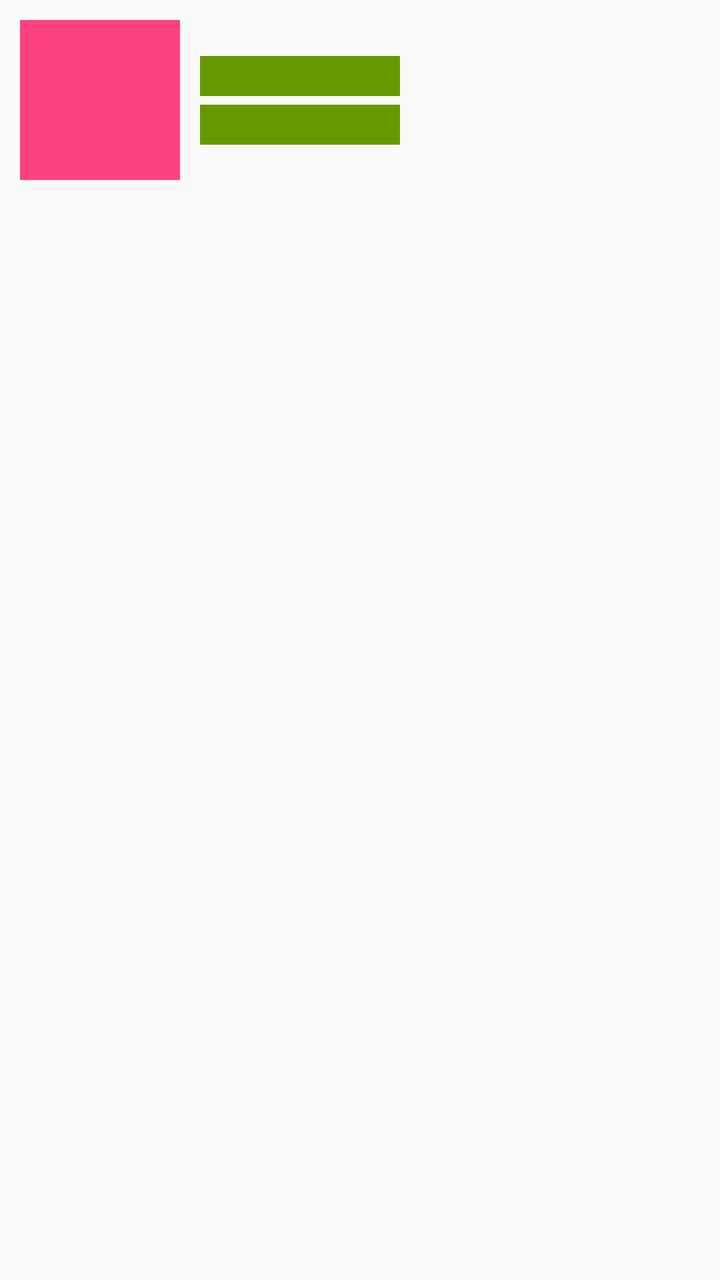
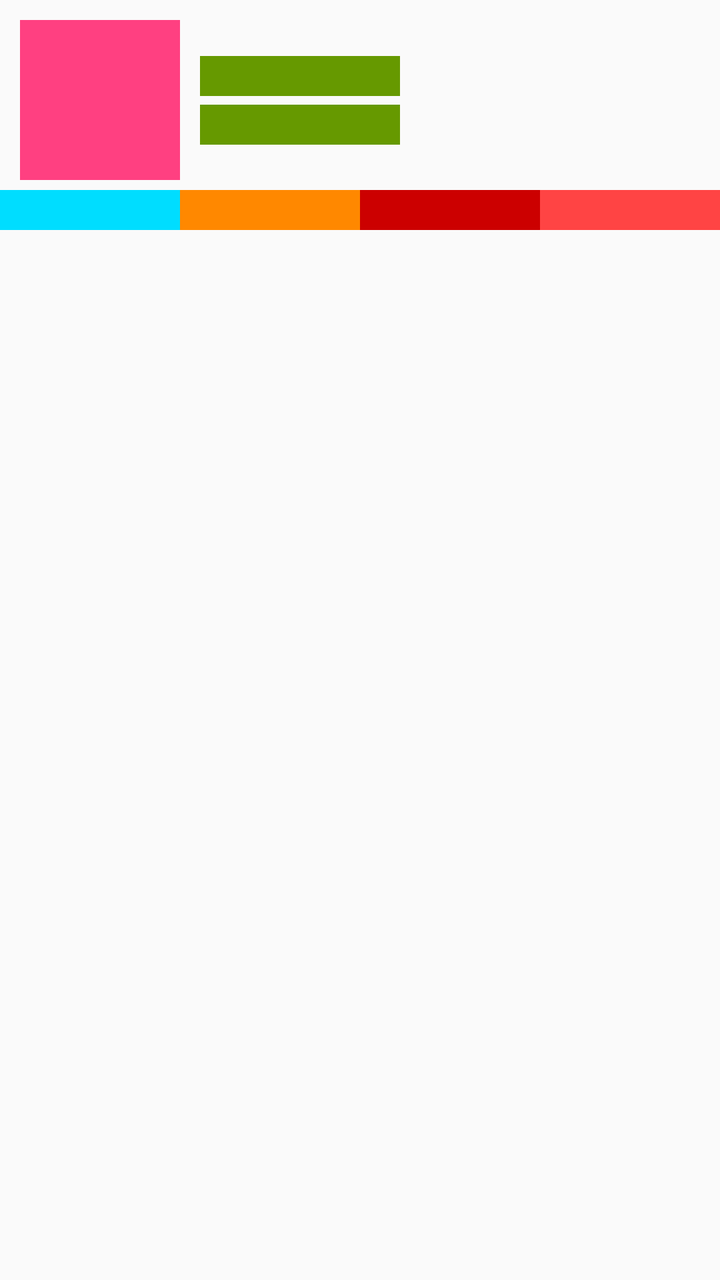

The first picture is an Android layout as it rendered before a commit; the second is the same layout after the commit. The layout source and the unified diff follow.
<!-- AndroidManifest.xml: application theme AppBaseTheme -->
<!-- res/layout/main_first_frag_layout.xml -->
<?xml version="1.0" encoding="utf-8"?>
<androidx.constraintlayout.widget.ConstraintLayout xmlns:android="http://schemas.android.com/apk/res/android"
    xmlns:app="http://schemas.android.com/apk/res-auto"
    xmlns:tools="http://schemas.android.com/tools"
    android:id="@+id/constraintLayout"
    android:layout_width="match_parent"
    android:layout_height="match_parent">

    <View
        android:id="@+id/view_left"
        android:layout_width="80dp"
        android:layout_height="80dp"
        android:layout_marginStart="10dp"
        android:layout_marginTop="10dp"
        android:background="@color/colorAccent"
        app:layout_constraintLeft_toLeftOf="parent"
        app:layout_constraintTop_toTopOf="parent" />

    <View
        android:id="@+id/view_line"
        android:layout_width="match_parent"
        android:layout_height="1px"
        android:background="@color/holo_purple"
        android:visibility="invisible"
        app:layout_constraintBottom_toBottomOf="@+id/view_left"
        app:layout_constraintTop_toTopOf="@+id/view_left" />

    <TextView
        android:id="@+id/tv_1"
        android:layout_width="100dp"
        android:layout_height="20dp"
        android:layout_marginStart="10dp"
        android:layout_marginBottom="2dp"
        android:background="@color/holo_green_dark"
        android:textColor="@color/white"
        android:textSize="10dp"
        app:layout_constraintBottom_toTopOf="@+id/view_line"
        app:layout_constraintStart_toEndOf="@+id/view_left" />

    <TextView
        android:id="@+id/tv_2"
        android:layout_width="100dp"
        android:layout_height="20dp"
        android:layout_marginStart="10dp"
        android:layout_marginTop="2dp"
        android:background="@color/holo_green_dark"
        android:textColor="@color/white"
        android:textSize="10dp"
        app:layout_constraintStart_toEndOf="@+id/view_left"
        app:layout_constraintTop_toBottomOf="@+id/view_line" />

</androidx.constraintlayout.widget.ConstraintLayout>
<!-- resources referenced by this layout -->
<resources>
  <color name="colorAccent">#FF4081</color>
  <color name="holo_green_dark">#ff669900</color>
  <color name="holo_purple">#ffaa66cc</color>
  <color name="white">#ffffff</color>
  <style name="AppBaseTheme" parent="@style/Theme.AppCompat.Light.NoActionBar">
          <item name="android:windowNoTitle">true</item>
          <item name="android:windowContentOverlay">@null</item>
          <item name="android:forceDarkAllowed" tools:targetApi="q">false</item>
          <item name="android:configChanges">fontScale|orientation|keyboardHidden|locale|navigation|screenSize|uiMode|layoutDirection</item>
          <item name="android:screenOrientation">portrait</item>
      </style>
</resources>

<!-- the commit's change to res/layout/main_first_frag_layout.xml (unified diff, before → after) -->
@@ -1,7 +1,6 @@
 <?xml version="1.0" encoding="utf-8"?>
 <androidx.constraintlayout.widget.ConstraintLayout xmlns:android="http://schemas.android.com/apk/res/android"
     xmlns:app="http://schemas.android.com/apk/res-auto"
-    xmlns:tools="http://schemas.android.com/tools"
     android:id="@+id/constraintLayout"
     android:layout_width="match_parent"
     android:layout_height="match_parent">
@@ -49,4 +48,40 @@
         app:layout_constraintStart_toEndOf="@+id/view_left"
         app:layout_constraintTop_toBottomOf="@+id/view_line" />
 
+    <GridLayout
+        android:layout_width="match_parent"
+        android:layout_height="wrap_content"
+        android:layout_marginTop="5dp"
+        android:columnCount="4"
+        android:orientation="horizontal"
+        android:rowCount="6"
+        app:layout_constraintTop_toBottomOf="@+id/view_left">
+
+        <TextView
+            android:layout_width="0dp"
+            android:layout_height="20dp"
+            android:layout_columnWeight="1"
+            android:background="@android:color/holo_blue_bright" />
+
+        <TextView
+            android:layout_width="0dp"
+            android:layout_height="20dp"
+            android:layout_columnWeight="1"
+            android:background="@android:color/holo_orange_dark" />
+
+        <TextView
+            android:layout_width="0dp"
+            android:layout_height="20dp"
+            android:layout_columnWeight="1"
+            android:background="@android:color/holo_red_dark"
+
+            />
+
+        <TextView
+            android:layout_width="0dp"
+            android:layout_height="20dp"
+            android:layout_columnWeight="1"
+            android:background="@android:color/holo_red_light" />
+    </GridLayout>
+
 </androidx.constraintlayout.widget.ConstraintLayout>
